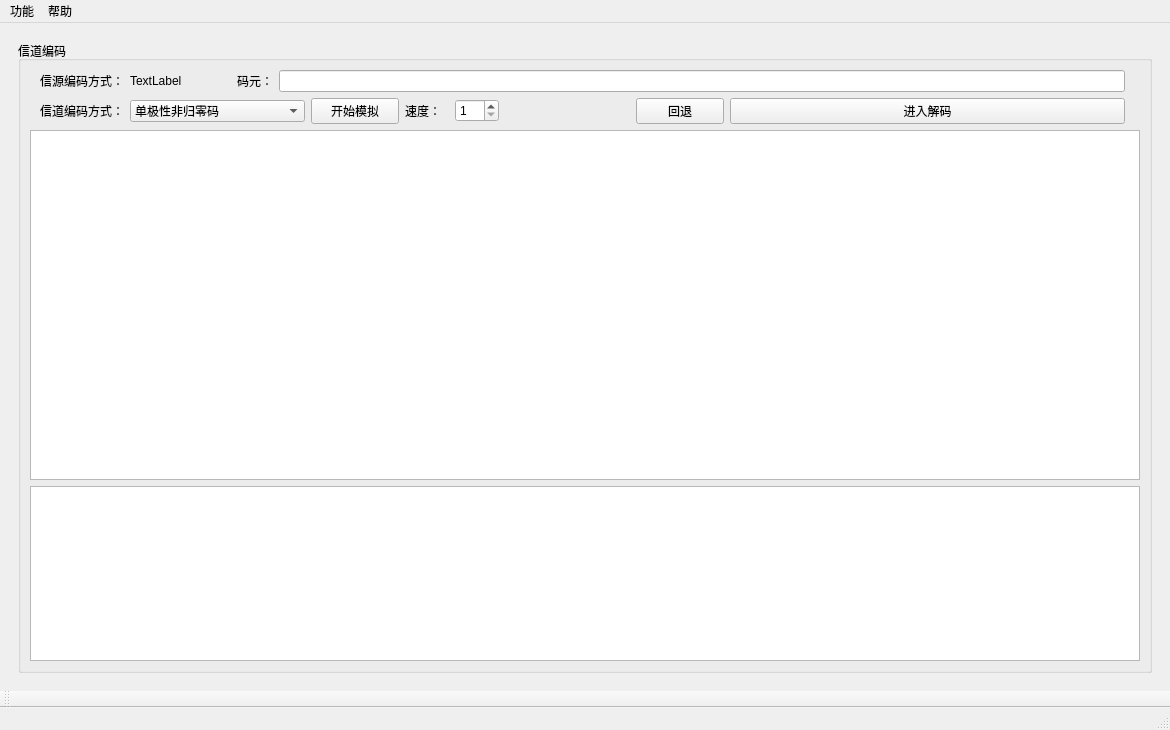
First picture: the form in Transmitter/mainwindow.ui, repository ryanmoon-s/Transmitter-simulation, before the edit.
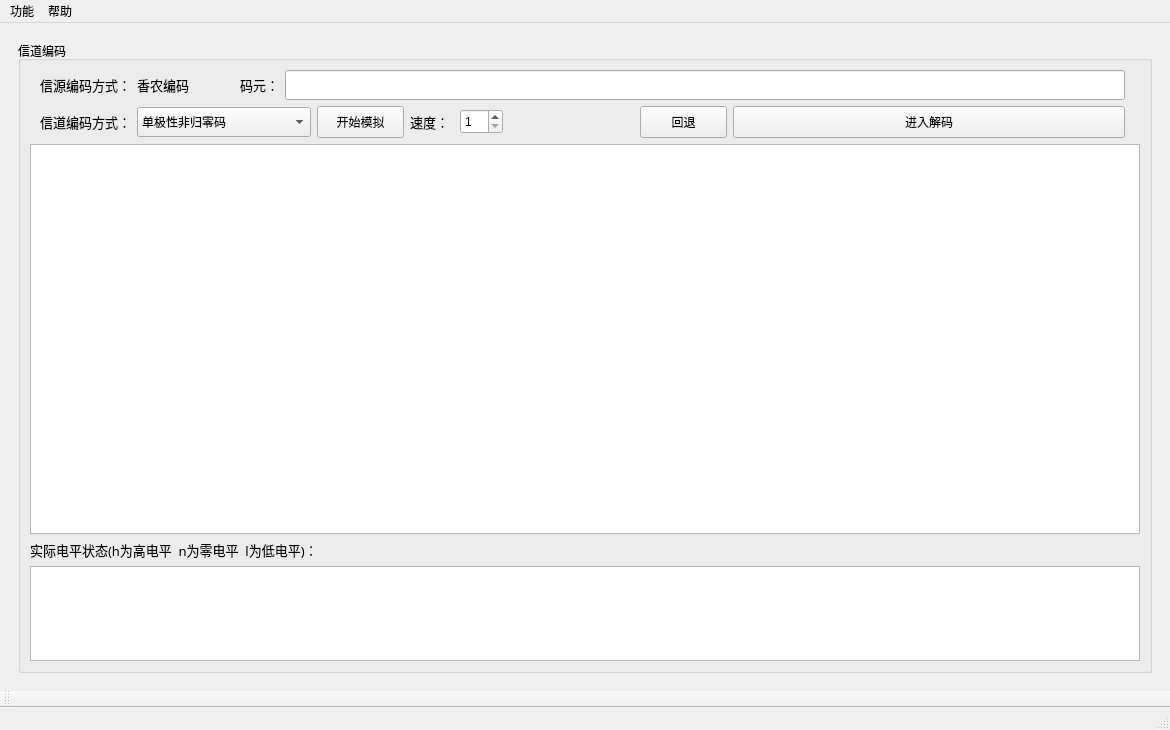
Second picture: the form after the edit. The open tabs and pages were chosen to show the change. Icons and pictures are not drawn. Custom widgets are drawn as their Qt base class.

Diff of the .ui file:
```diff
--- a/Transmitter/mainwindow.ui
+++ b/Transmitter/mainwindow.ui
@@ -154,6 +154,82 @@
            <string>信道编码</string>
           </property>
           <layout class="QGridLayout" name="gridLayout_9">
+           <item row="0" column="0">
+            <layout class="QGridLayout" name="gridLayout_7" columnstretch="0,0,1,10">
+             <property name="leftMargin">
+              <number>10</number>
+             </property>
+             <property name="rightMargin">
+              <number>15</number>
+             </property>
+             <item row="0" column="3">
+              <widget class="QLineEdit" name="line_code">
+               <property name="minimumSize">
+                <size>
+                 <width>0</width>
+                 <height>30</height>
+                </size>
+               </property>
+              </widget>
+             </item>
+             <item row="0" column="0">
+              <widget class="QLabel" name="label_2">
+               <property name="minimumSize">
+                <size>
+                 <width>0</width>
+                 <height>0</height>
+                </size>
+               </property>
+               <property name="font">
+                <font>
+                 <family>Agency FB</family>
+                 <pointsize>10</pointsize>
+                 <weight>50</weight>
+                 <bold>false</bold>
+                </font>
+               </property>
+               <property name="text">
+                <string>信源编码方式：</string>
+               </property>
+               <property name="scaledContents">
+                <bool>false</bool>
+               </property>
+               <property name="margin">
+                <number>0</number>
+               </property>
+               <property name="indent">
+                <number>-1</number>
+               </property>
+              </widget>
+             </item>
+             <item row="0" column="1">
+              <widget class="QLabel" name="labSourceCode">
+               <property name="font">
+                <font>
+                 <family>Agency FB</family>
+                 <pointsize>10</pointsize>
+                </font>
+               </property>
+               <property name="text">
+                <string>香农编码</string>
+               </property>
+              </widget>
+             </item>
+             <item row="0" column="2" alignment="Qt::AlignRight">
+              <widget class="QLabel" name="label_6">
+               <property name="font">
+                <font>
+                 <family>Agency FB</family>
+                 <pointsize>10</pointsize>
+                </font>
+               </property>
+               <property name="text">
+                <string>码元：</string>
+               </property>
+              </widget>
+             </item>
+            </layout>
+           </item>
            <item row="1" column="0">
             <layout class="QGridLayout" name="gridLayout_8" columnstretch="1,4,2,1,1,3,2,9">
              <property name="leftMargin">
@@ -164,6 +240,12 @@
              </property>
              <item row="0" column="1">
               <widget class="QComboBox" name="comboChannel">
+               <property name="minimumSize">
+                <size>
+                 <width>0</width>
+                 <height>30</height>
+                </size>
+               </property>
                <item>
                 <property name="text">
                  <string>单极性非归零码</string>
@@ -198,6 +280,12 @@
              </item>
              <item row="0" column="3">
               <widget class="QLabel" name="label_4">
+               <property name="font">
+                <font>
+                 <family>Agency FB</family>
+                 <pointsize>10</pointsize>
+                </font>
+               </property>
                <property name="text">
                 <string>速度：</string>
                </property>
@@ -205,6 +293,12 @@
              </item>
              <item row="0" column="4">
               <widget class="QSpinBox" name="spinBox">
+               <property name="minimumSize">
+                <size>
+                 <width>0</width>
+                 <height>25</height>
+                </size>
+               </property>
                <property name="minimum">
                 <number>1</number>
                </property>
@@ -218,6 +312,12 @@
              </item>
              <item row="0" column="7">
               <widget class="QPushButton" name="btnJump2">
+               <property name="minimumSize">
+                <size>
+                 <width>0</width>
+                 <height>32</height>
+                </size>
+               </property>
                <property name="text">
                 <string>进入解码</string>
                </property>
@@ -238,6 +338,12 @@
              </item>
              <item row="0" column="2">
               <widget class="QPushButton" name="btnChStart">
+               <property name="minimumSize">
+                <size>
+                 <width>0</width>
+                 <height>32</height>
+                </size>
+               </property>
                <property name="text">
                 <string>开始模拟</string>
                </property>
@@ -245,6 +351,12 @@
              </item>
              <item row="0" column="0">
               <widget class="QLabel" name="label_3">
+               <property name="font">
+                <font>
+                 <family>Agency FB</family>
+                 <pointsize>10</pointsize>
+                </font>
+               </property>
                <property name="text">
                 <string>信道编码方式：</string>
                </property>
@@ -252,6 +364,12 @@
              </item>
              <item row="0" column="6">
               <widget class="QPushButton" name="btnBack1">
+               <property name="minimumSize">
+                <size>
+                 <width>0</width>
+                 <height>32</height>
+                </size>
+               </property>
                <property name="text">
                 <string>回退</string>
                </property>
@@ -264,48 +382,27 @@
              <property name="minimumSize">
               <size>
                <width>0</width>
-               <height>350</height>
+               <height>390</height>
               </size>
              </property>
             </widget>
            </item>
-           <item row="0" column="0">
-            <layout class="QGridLayout" name="gridLayout_7" columnstretch="0,0,1,10">
-             <property name="leftMargin">
-              <number>10</number>
-             </property>
-             <property name="rightMargin">
-              <number>15</number>
-             </property>
-             <item row="0" column="3">
-              <widget class="QLineEdit" name="line_code"/>
-             </item>
-             <item row="0" column="0">
-              <widget class="QLabel" name="label_2">
-               <property name="text">
-                <string>信源编码方式：</string>
-               </property>
-              </widget>
-             </item>
-             <item row="0" column="1">
-              <widget class="QLabel" name="labSourceCode">
-               <property name="text">
-                <string>TextLabel</string>
-               </property>
-              </widget>
-             </item>
-             <item row="0" column="2" alignment="Qt::AlignRight">
-              <widget class="QLabel" name="label_6">
-               <property name="text">
-                <string>码元：</string>
-               </property>
-              </widget>
-             </item>
-            </layout>
-           </item>
-           <item row="3" column="0">
+           <item row="4" column="0">
             <widget class="QTextBrowser" name="textRecCh"/>
            </item>
+           <item row="3" column="0">
+            <widget class="QLabel" name="label_8">
+             <property name="font">
+              <font>
+               <family>Agency FB</family>
+               <pointsize>10</pointsize>
+              </font>
+             </property>
+             <property name="text">
+              <string>实际电平状态(h为高电平  n为零电平  l为低电平)：</string>
+             </property>
+            </widget>
+           </item>
           </layout>
          </widget>
         </item>
```
Left out of the diff: 100 changed lines with no effect on the pictures.
